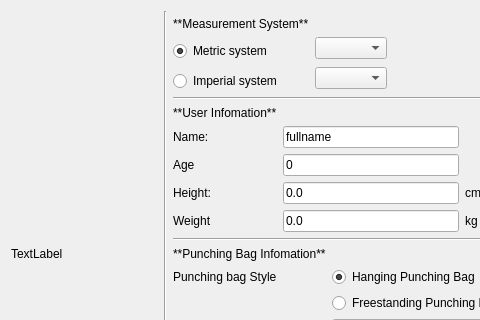
First picture: the form in boxing-gui/ui/profile_options.ui, repository Achicken7301/boxqt, before the edit; both pictures show x 0 to 480 and y 0 to 320 of the 651 by 550 pixel window.
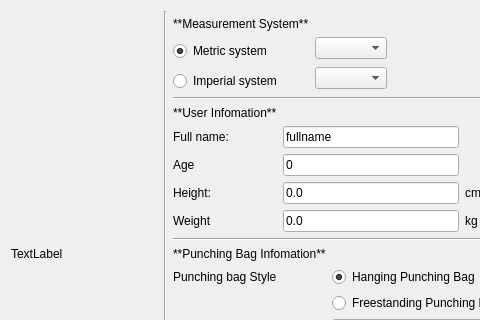
Second picture: the form after the edit.

What changed in the file:
```diff
--- a/boxing-gui/ui/profile_options.ui
+++ b/boxing-gui/ui/profile_options.ui
@@ -278,7 +278,7 @@
      <item row="2" column="0">
       <widget class="QLabel" name="label_2">
        <property name="text">
-        <string>Name:</string>
+        <string>Full name:</string>
        </property>
        <property name="textFormat">
         <enum>Qt::MarkdownText</enum>
```
Left out of the diff: 5 changed lines with no effect on the pictures.
